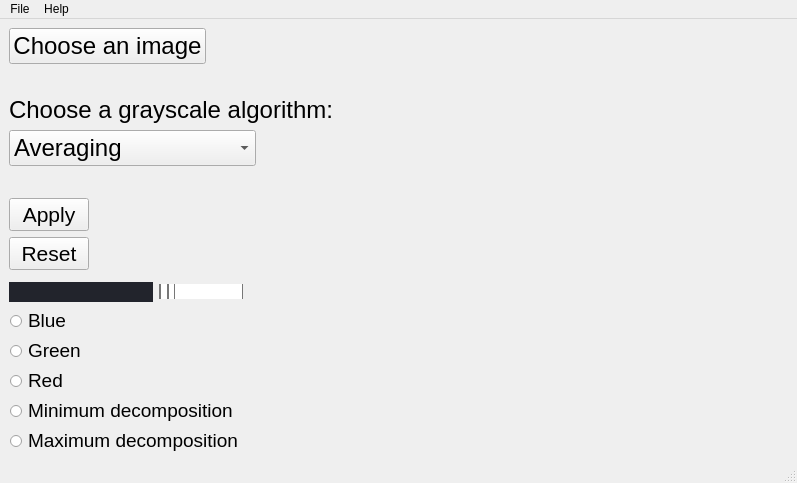
Old version of the form Sources/UserInterface/mainwindow.ui in the repository CucuAntonia/Grayscale_FIlters.
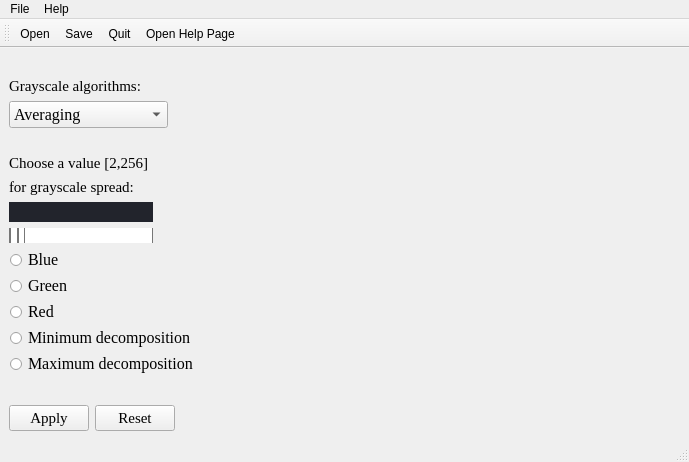
New version of the form. Icons and pictures are not drawn.

Commit message: Interface modified - toolbar added, buttons and font modified

```diff
--- a/Sources/UserInterface/mainwindow.ui
+++ b/Sources/UserInterface/mainwindow.ui
@@ -6,61 +6,60 @@
    <rect>
     <x>0</x>
     <y>0</y>
-    <width>708</width>
-    <height>400</height>
+    <width>689</width>
+    <height>456</height>
    </rect>
   </property>
   <property name="windowTitle">
    <string>MainWindow</string>
   </property>
   <widget class="QWidget" name="centralwidget">
-   <layout class="QHBoxLayout" name="horizontalLayout_2">
+   <layout class="QHBoxLayout" name="horizontalLayout_3">
     <item>
      <layout class="QFormLayout" name="formLayout">
       <item row="0" column="0">
-       <widget class="QPushButton" name="choose_image_btn">
-        <property name="sizePolicy">
-         <sizepolicy hsizetype="Preferred" vsizetype="Preferred">
-          <horstretch>100</horstretch>
-          <verstretch>0</verstretch>
-         </sizepolicy>
-        </property>
-        <property name="font">
-         <font>
-          <pointsize>18</pointsize>
-         </font>
-        </property>
-        <property name="text">
-         <string>Choose an image</string>
-        </property>
-       </widget>
-      </item>
-      <item row="2" column="0">
+       <layout class="QVBoxLayout" name="verticalLayout_5">
+        <item>
+         <spacer name="horizontalSpacer_2">
+          <property name="orientation">
+           <enum>Qt::Horizontal</enum>
+          </property>
+          <property name="sizeHint" stdset="0">
+           <size>
+            <width>40</width>
+            <height>20</height>
+           </size>
+          </property>
+         </spacer>
+        </item>
+        <item>
        <widget class="QLabel" name="label">
         <property name="font">
          <font>
-          <pointsize>18</pointsize>
+            <family>Times New Roman</family>
+            <pointsize>11</pointsize>
          </font>
         </property>
         <property name="text">
-         <string>Choose a grayscale algorithm:</string>
+           <string>Grayscale algorithms:</string>
         </property>
        </widget>
       </item>
-      <item row="3" column="0">
+        <item>
        <widget class="QComboBox" name="comboBox">
         <property name="enabled">
          <bool>true</bool>
         </property>
         <property name="sizePolicy">
-         <sizepolicy hsizetype="Preferred" vsizetype="Fixed">
-          <horstretch>20</horstretch>
-          <verstretch>20</verstretch>
+           <sizepolicy hsizetype="Preferred" vsizetype="Preferred">
+            <horstretch>13</horstretch>
+            <verstretch>13</verstretch>
          </sizepolicy>
         </property>
         <property name="font">
          <font>
-          <pointsize>18</pointsize>
+            <family>Times New Roman</family>
+            <pointsize>12</pointsize>
          </font>
         </property>
         <property name="autoFillBackground">
@@ -98,8 +97,12 @@
         </item>
        </widget>
       </item>
-      <item row="4" column="0">
-       <spacer name="horizontalSpacer">
+       </layout>
+      </item>
+      <item row="1" column="0">
+       <layout class="QVBoxLayout" name="verticalLayout_6">
+        <item>
+         <spacer name="horizontalSpacer_5">
         <property name="orientation">
          <enum>Qt::Horizontal</enum>
         </property>
@@ -111,41 +114,52 @@
         </property>
        </spacer>
       </item>
-      <item row="5" column="0">
-       <widget class="QPushButton" name="applybtn">
+        <item>
+         <layout class="QVBoxLayout" name="verticalLayout_4">
+          <item>
+           <widget class="QLabel" name="label_2">
         <property name="font">
          <font>
-          <pointsize>16</pointsize>
-          <italic>false</italic>
-          <bold>false</bold>
+              <family>Times New Roman</family>
+              <pointsize>11</pointsize>
          </font>
         </property>
         <property name="text">
-         <string>Apply</string>
+             <string>Choose a value [2,256]</string>
         </property>
        </widget>
       </item>
-      <item row="6" column="0">
-       <widget class="QPushButton" name="resetbtn">
+          <item>
+           <layout class="QGridLayout" name="gridLayout"/>
+          </item>
+          <item>
+           <widget class="QLabel" name="label_3">
         <property name="font">
          <font>
-          <pointsize>16</pointsize>
+              <family>Times New Roman</family>
+              <pointsize>11</pointsize>
          </font>
         </property>
         <property name="text">
-         <string>Reset</string>
+             <string>for grayscale spread:</string>
         </property>
        </widget>
       </item>
-      <item row="7" column="0">
-       <layout class="QHBoxLayout" name="horizontalLayout_4"/>
-      </item>
-      <item row="10" column="0">
-       <layout class="QHBoxLayout" name="horizontalLayout">
+         </layout>
+        </item>
+        <item>
+         <layout class="QVBoxLayout" name="verticalLayout">
         <item>
          <widget class="QLineEdit" name="lineEdit">
+            <property name="sizePolicy">
+             <sizepolicy hsizetype="Preferred" vsizetype="Preferred">
+              <horstretch>0</horstretch>
+              <verstretch>0</verstretch>
+             </sizepolicy>
+            </property>
           <property name="font">
            <font>
+              <family>Times New Roman</family>
             <pointsize>11</pointsize>
            </font>
           </property>
@@ -177,7 +191,9 @@
          <widget class="QSlider" name="horizontalSlider">
           <property name="font">
            <font>
+              <family>Times New Roman</family>
             <pointsize>10</pointsize>
+              <bold>true</bold>
            </font>
           </property>
           <property name="styleSheet">
@@ -252,11 +268,16 @@
         </item>
        </layout>
       </item>
-      <item row="12" column="0" colspan="2">
+       </layout>
+      </item>
+      <item row="2" column="0">
+       <layout class="QVBoxLayout" name="verticalLayout_2">
+        <item>
        <widget class="QRadioButton" name="radioButton_blue">
         <property name="font">
          <font>
-          <pointsize>14</pointsize>
+            <family>Times New Roman</family>
+            <pointsize>12</pointsize>
          </font>
         </property>
         <property name="styleSheet">
@@ -294,11 +315,12 @@
         </property>
        </widget>
       </item>
-      <item row="14" column="0" colspan="2">
+        <item>
        <widget class="QRadioButton" name="radioButton_green">
         <property name="font">
          <font>
-          <pointsize>14</pointsize>
+            <family>Times New Roman</family>
+            <pointsize>12</pointsize>
          </font>
         </property>
         <property name="styleSheet">
@@ -337,11 +359,12 @@
         </property>
        </widget>
       </item>
-      <item row="15" column="0" colspan="2">
+        <item>
        <widget class="QRadioButton" name="radioButton_red">
         <property name="font">
          <font>
-          <pointsize>14</pointsize>
+            <family>Times New Roman</family>
+            <pointsize>12</pointsize>
          </font>
         </property>
         <property name="styleSheet">
@@ -379,11 +402,16 @@
         </property>
        </widget>
       </item>
-      <item row="17" column="0" colspan="2">
+       </layout>
+      </item>
+      <item row="3" column="0">
+       <layout class="QVBoxLayout" name="verticalLayout_3">
+        <item>
        <widget class="QRadioButton" name="radioButton_min">
         <property name="font">
          <font>
-          <pointsize>14</pointsize>
+            <family>Times New Roman</family>
+            <pointsize>12</pointsize>
          </font>
         </property>
         <property name="styleSheet">
@@ -421,11 +449,12 @@
         </property>
        </widget>
       </item>
-      <item row="18" column="0" colspan="2">
+        <item>
        <widget class="QRadioButton" name="radioButton_max">
         <property name="font">
          <font>
-          <pointsize>14</pointsize>
+            <family>Times New Roman</family>
+            <pointsize>12</pointsize>
          </font>
         </property>
         <property name="styleSheet">
@@ -463,8 +492,60 @@
         </property>
        </widget>
       </item>
-      <item row="1" column="0">
-       <spacer name="horizontalSpacer_2">
+       </layout>
+      </item>
+      <item row="5" column="0">
+       <layout class="QHBoxLayout" name="horizontalLayout_2">
+        <item>
+         <widget class="QPushButton" name="applybtn">
+          <property name="enabled">
+           <bool>true</bool>
+          </property>
+          <property name="sizePolicy">
+           <sizepolicy hsizetype="Preferred" vsizetype="Preferred">
+            <horstretch>0</horstretch>
+            <verstretch>0</verstretch>
+           </sizepolicy>
+          </property>
+          <property name="font">
+           <font>
+            <family>Times New Roman</family>
+            <pointsize>11</pointsize>
+            <italic>false</italic>
+            <bold>false</bold>
+           </font>
+          </property>
+          <property name="text">
+           <string>Apply</string>
+          </property>
+         </widget>
+        </item>
+        <item>
+         <widget class="QPushButton" name="resetbtn">
+          <property name="enabled">
+           <bool>true</bool>
+          </property>
+          <property name="sizePolicy">
+           <sizepolicy hsizetype="Preferred" vsizetype="Preferred">
+            <horstretch>0</horstretch>
+            <verstretch>0</verstretch>
+           </sizepolicy>
+          </property>
+          <property name="font">
+           <font>
+            <family>Times New Roman</family>
+            <pointsize>11</pointsize>
+           </font>
+          </property>
+          <property name="text">
+           <string>Reset</string>
+          </property>
+         </widget>
+        </item>
+       </layout>
+      </item>
+      <item row="4" column="0">
+       <spacer name="horizontalSpacer">
         <property name="orientation">
          <enum>Qt::Horizontal</enum>
         </property>
@@ -480,39 +561,9 @@
     </item>
     <item>
      <widget class="QLabel" name="image_lbl">
-      <property name="enabled">
-       <bool>true</bool>
-      </property>
-      <property name="sizePolicy">
-       <sizepolicy hsizetype="Expanding" vsizetype="Expanding">
-        <horstretch>0</horstretch>
-        <verstretch>0</verstretch>
-       </sizepolicy>
-      </property>
-      <property name="minimumSize">
-       <size>
-        <width>448</width>
-        <height>349</height>
-       </size>
-      </property>
-      <property name="maximumSize">
-       <size>
-        <width>16000</width>
-        <height>16000</height>
-       </size>
-      </property>
-      <property name="mouseTracking">
-       <bool>true</bool>
-      </property>
-      <property name="layoutDirection">
-       <enum>Qt::LeftToRight</enum>
-      </property>
       <property name="text">
        <string/>
       </property>
-      <property name="margin">
-       <number>0</number>
-      </property>
      </widget>
     </item>
    </layout>
@@ -522,7 +573,7 @@
     <rect>
      <x>0</x>
      <y>0</y>
-     <width>708</width>
+     <width>689</width>
      <height>17</height>
     </rect>
    </property>
@@ -545,6 +596,21 @@
    <addaction name="menuHelp"/>
   </widget>
   <widget class="QStatusBar" name="statusbar"/>
+  <widget class="QToolBar" name="toolBar">
+   <property name="windowTitle">
+    <string>toolBar</string>
+   </property>
+   <attribute name="toolBarArea">
+    <enum>TopToolBarArea</enum>
+   </attribute>
+   <attribute name="toolBarBreak">
+    <bool>false</bool>
+   </attribute>
+   <addaction name="actionOpen"/>
+   <addaction name="actionSave"/>
+   <addaction name="actionQuit"/>
+   <addaction name="actionOpen_Help_Page"/>
+  </widget>
   <action name="actionOpen">
    <property name="icon">
     <iconset resource="res.qrc">
```
Left out of the diff: 6 changed lines with no effect on the pictures. Lines whose indentation alone changed are shown as unchanged. The commit also changes 3 other files.
